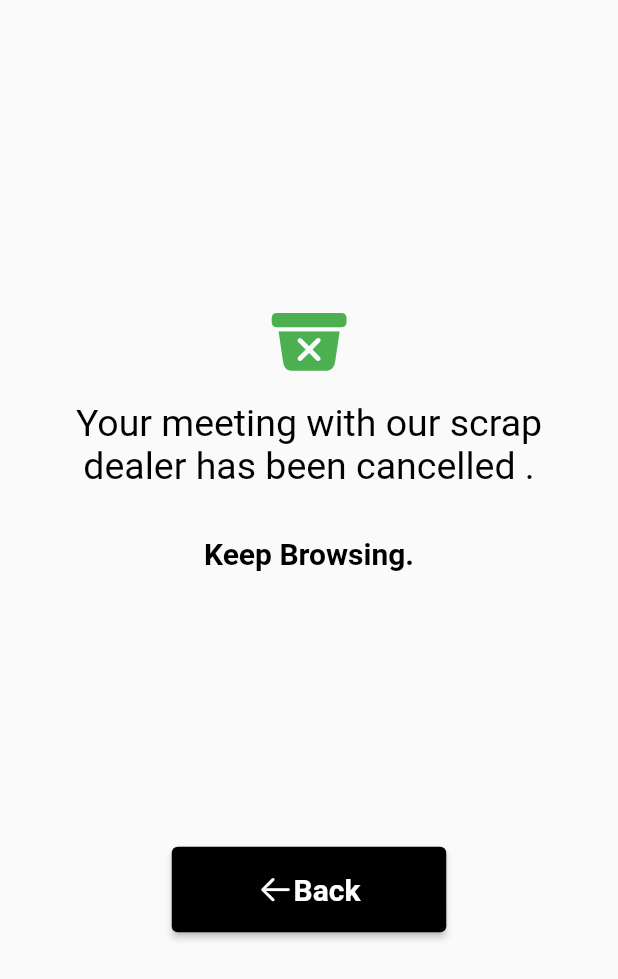
After one commit to StutiPradhan/ecoworld, a Flutter app: the screen it shows after launch, after a tap on "Cancel Meet", on a phone screen of 412 x 824 dp. The commit adds this screen. Shown: the top 979 px of the screen. Run offline on Flutter 3.47's test engine with Material 2 defaults, Android fonts, the phone set to English and light mode, and no system bars; our stand-ins replace cloud_firestore, firebase_auth, firebase_core, flutter_svg; missing offline and left inert: dart:ffi; accounts and stored records are empty; network calls fail.

Commit message:
Cancel Meet added

```diff
--- a/lib/main.dart
+++ b/lib/main.dart
@@ -1,7 +1,9 @@
 import 'package:ecoworld/Nav.dart';
+import 'package:ecoworld/pages/CancelMeet.dart';
 import 'package:ecoworld/pages/EditProfile.dart';
 import 'package:ecoworld/pages/Sell_Scrap.dart';
 import 'package:ecoworld/pages/community.dart';
+import 'package:ecoworld/pages/editMeet.dart';
 import 'package:ecoworld/pages/home.dart';
 import 'package:ecoworld/pages/login.dart';
 import 'package:ecoworld/pages/profile.dart';
@@ -41,7 +43,7 @@ class MyApp extends StatelessWidget {
 
       //home: CommunityPage(),
 
-      home: const LoginPage(),
+      home: const EditMeet(),
 
       // home: MyHomePage(),
 
--- /dev/null
+++ b/lib/pages/CancelMeet.dart
@@ -0,0 +1,107 @@
+import 'package:ecoworld/Nav.dart';
+import 'package:flutter/cupertino.dart';
+import 'package:flutter/material.dart';
+
+class CancelMeet extends StatefulWidget {
+  const CancelMeet({super.key});
+
+  @override
+  State<CancelMeet> createState() => _CancelMeetState();
+}
+
+class _CancelMeetState extends State<CancelMeet> {
+  @override
+  Widget build(BuildContext context) {
+    return Scaffold(
+      body: Padding(
+        padding: EdgeInsets.symmetric(
+          horizontal: MediaQuery.of(context).size.width / 15,
+          vertical: MediaQuery.of(context).size.height / 18,
+        ),
+        child: SafeArea(
+          left: true,
+          top: true,
+          right: true,
+          bottom: true,
+          child: Padding(
+            padding: const EdgeInsets.symmetric(vertical: 8),
+            child: Column(
+              mainAxisAlignment: MainAxisAlignment.center,
+              crossAxisAlignment: CrossAxisAlignment.center,
+              children: [
+                const Icon(CupertinoIcons.bin_xmark_fill,
+                    color: Colors.green, size: 50.0),
+                const Padding(
+                  padding: EdgeInsets.only(top: 15.0),
+                  child: Text(
+                      "Your meeting with our scrap dealer has been cancelled .",
+                      textAlign: TextAlign.center,
+                      style: TextStyle(color: Colors.black, fontSize: 25)),
+                ),
+                const Padding(
+                  padding: EdgeInsets.only(top: 32.0),
+                  child: Text(
+                    "Keep Browsing.",
+                    style: TextStyle(
+                        fontWeight: FontWeight.w700,
+                        color: Colors.black,
+                        fontSize: 20),
+                  ),
+                ),
+                const SizedBox(
+                  height: 104,
+                ),
+                Row(
+                  mainAxisAlignment: MainAxisAlignment.center,
+                  crossAxisAlignment: CrossAxisAlignment.center,
+                  children: [
+                    Padding(
+                      padding: const EdgeInsets.only(top: 80),
+                      child: Expanded(
+                        child: Column(children: [
+                          ElevatedButton(
+                            onPressed: () {
+                              Navigator.push(
+                                context,
+                                MaterialPageRoute(
+                                    builder: (context) => const NavPage()),
+                              );
+                            },
+                            style: ElevatedButton.styleFrom(
+                              backgroundColor: Colors.black,
+                            ),
+                            child: Padding(
+                              padding: EdgeInsets.symmetric(
+                                  horizontal:
+                                      MediaQuery.of(context).size.width / 10,
+                                  vertical:
+                                      MediaQuery.of(context).size.height / 50),
+                              child: Row(
+                                mainAxisAlignment: MainAxisAlignment.center,
+                                children: const [
+                                  Icon(
+                                    CupertinoIcons.arrow_left,
+                                    color: Colors.white,
+                                  ),
+                                  Text('Back',
+                                      style: TextStyle(
+                                          color: Colors.white,
+                                          fontWeight: FontWeight.w700,
+                                          fontSize: 20)),
+                                ],
+                              ),
+                            ),
+                          ),
+                        ]),
+                      ),
+                    ),
+                  ],
+                ),
+              ],
+            ),
+          ),
+        ),
+      ),
+    );
+  }
+}
--- a/lib/pages/Sell_Scrap.dart
+++ b/lib/pages/Sell_Scrap.dart
@@ -1,4 +1,4 @@
-
+import 'package:ecoworld/Nav.dart';
 import 'package:ecoworld/pages/ConfirmationPage.dart';
 
 import 'package:ecoworld/pages/home.dart';
@@ -47,18 +47,9 @@ class _SellingPageState extends State<SellingPage> {
                           Navigator.push(
                               context,
                               MaterialPageRoute(
-                                  builder: (context) => MyHomePage()));
+                                  builder: (context) => NavPage()));
                         });
                       },
-                      //  TextButton(
-                      //           onPressed: () {
-                      //             setState(() {
-                      //               Navigator.push(
-                      //                   context,
-                      //                   MaterialPageRoute(
-                      //                       builder: (context) => LoginPage()));
-                      //             });
-                      //           },
                       iconSize: 30,
                     ),
                     const Padding(
--- a/lib/pages/editMeet.dart
+++ b/lib/pages/editMeet.dart
@@ -1,3 +1,4 @@
+import 'package:ecoworld/pages/CancelMeet.dart';
 import 'package:flutter/cupertino.dart';
 import 'package:flutter/material.dart';
 import '../constants/colors.dart';
@@ -421,7 +422,14 @@ class _EditMeetState extends State<EditMeet> {
                         child: Expanded(
                           child: Column(children: [
                             ElevatedButton(
-                              onPressed: () {},
+                              onPressed: () {
+                                setState(() {
+                                  Navigator.push(
+                                      context,
+                                      MaterialPageRoute(
+                                          builder: (context) => CancelMeet()));
+                                });
+                              },
                               style: ElevatedButton.styleFrom(
                                 backgroundColor: Colors.white,
                                 side: const BorderSide(
```
